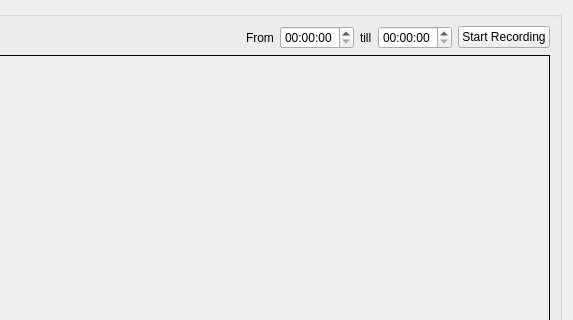
Above: rewindui.ui from sydalirza/Centralized-CCTV-Server before the change; both pictures show x 757 to 1330 and y 0 to 320 of the 1330 by 836 pixel window. Below: the same form after it.
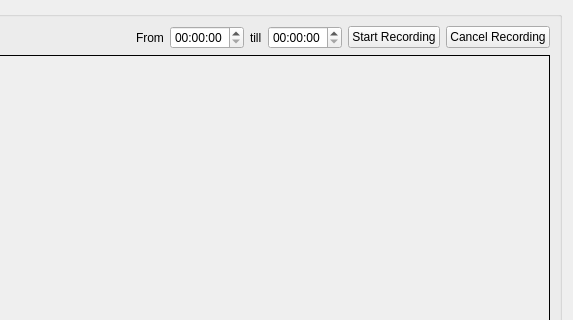
That is the form after the change.

What changed in the file:
```diff
--- a/rewindui.ui
+++ b/rewindui.ui
@@ -74,6 +74,13 @@
             </property>
            </widget>
           </item>
+          <item>
+           <widget class="QPushButton" name="cancel_recording">
+            <property name="text">
+             <string>Cancel Recording</string>
+            </property>
+           </widget>
+          </item>
          </layout>
         </item>
         <item>
```
